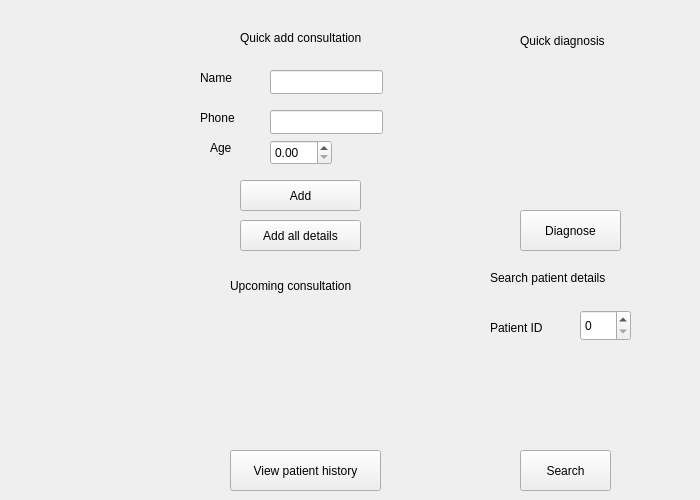
The window that asd/menu.ui (rkishibe/diaggaze) describes before a commit, drawn with Qt 5.
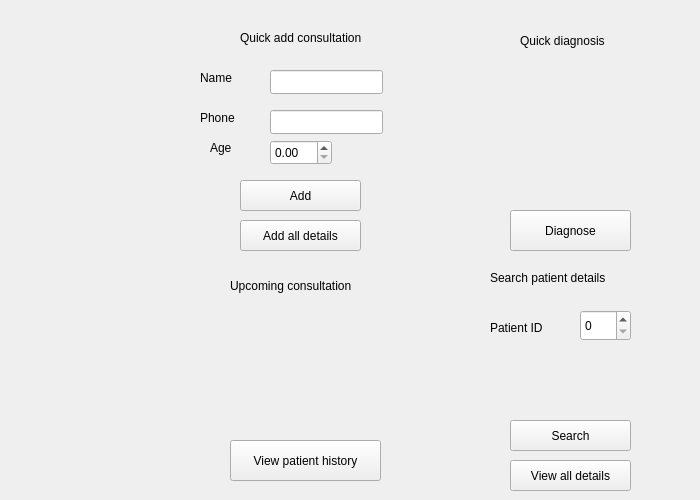
The same window after the commit.

```diff
--- a/asd/menu.ui
+++ b/asd/menu.ui
@@ -156,9 +156,9 @@
    <widget class="QPushButton" name="diagnose">
     <property name="geometry">
      <rect>
-      <x>70</x>
+      <x>60</x>
       <y>190</y>
-      <width>101</width>
+      <width>121</width>
       <height>41</height>
      </rect>
     </property>
@@ -193,7 +193,7 @@
     <property name="geometry">
      <rect>
       <x>50</x>
-      <y>190</y>
+      <y>180</y>
       <width>151</width>
       <height>41</height>
      </rect>
@@ -242,7 +242,7 @@
     <property name="geometry">
      <rect>
       <x>20</x>
-      <y>100</y>
+      <y>90</y>
       <width>171</width>
       <height>61</height>
      </rect>
@@ -254,10 +254,10 @@
    <widget class="QPushButton" name="search_button">
     <property name="geometry">
      <rect>
-      <x>70</x>
-      <y>190</y>
-      <width>91</width>
-      <height>41</height>
+      <x>60</x>
+      <y>160</y>
+      <width>121</width>
+      <height>31</height>
      </rect>
     </property>
     <property name="text">
@@ -287,6 +287,19 @@
      <string>Patient ID</string>
     </property>
    </widget>
+   <widget class="QPushButton" name="view_details">
+    <property name="geometry">
+     <rect>
+      <x>60</x>
+      <y>200</y>
+      <width>121</width>
+      <height>31</height>
+     </rect>
+    </property>
+    <property name="text">
+     <string>View all details</string>
+    </property>
+   </widget>
   </widget>
  </widget>
  <resources/>
```
Left out of the diff: 2 changed lines with no effect on the pictures.
